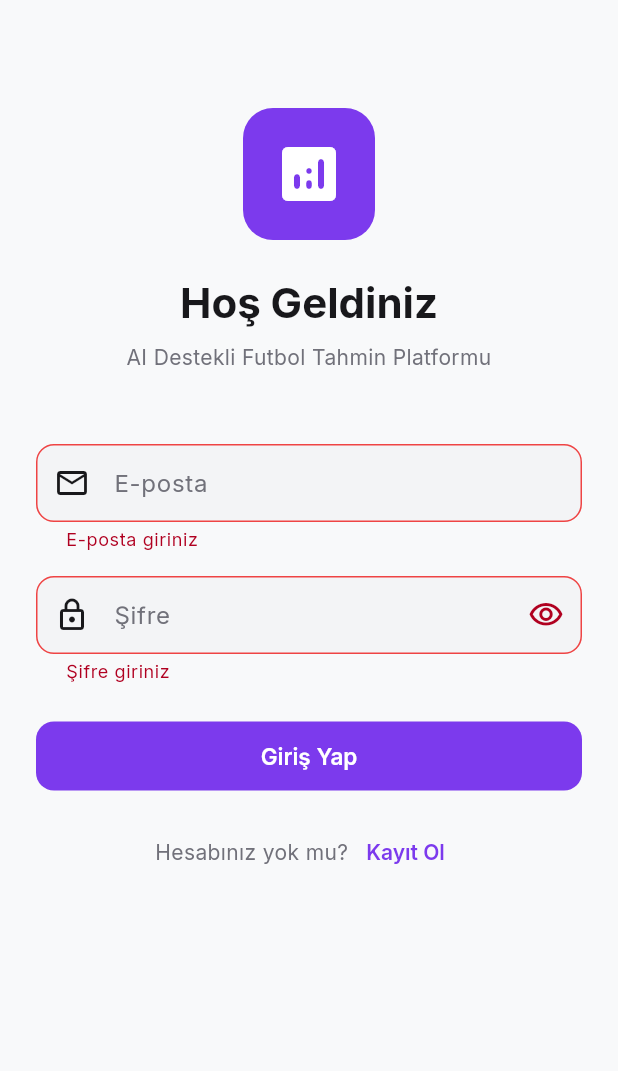
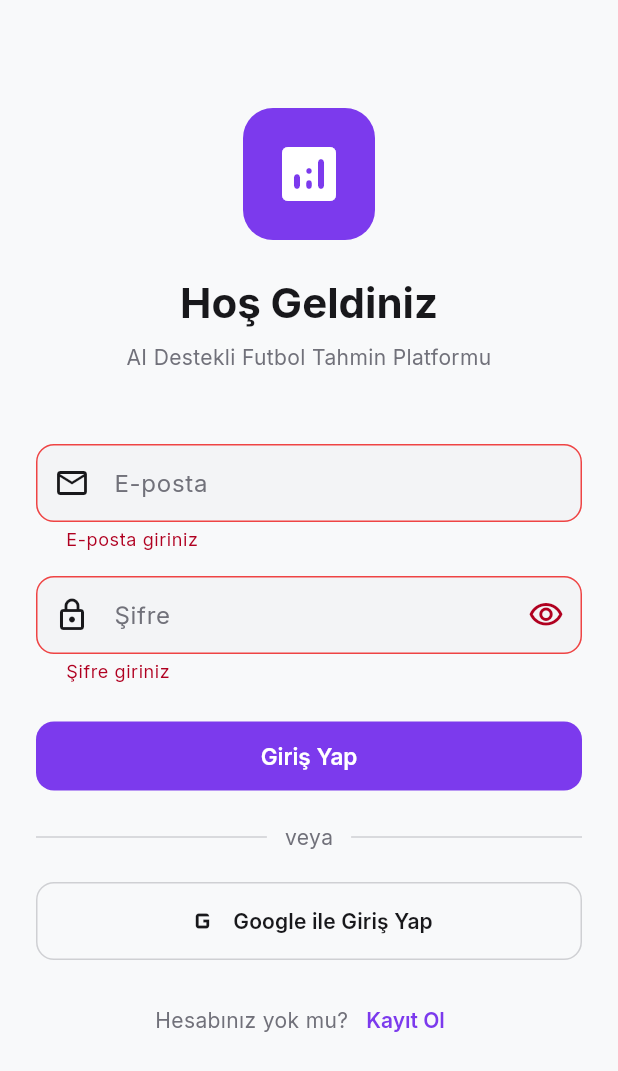
Before and after one commit to p0wz/goalify-ai, a Flutter app: the LoginScreen screen opened by its route, after a tap on "Giriş Yap", on a phone screen of 412 x 824 dp. Shown: the top 1071 px of the screen. Run offline on Flutter 3.47's test engine with Material 3 defaults, Android fonts, the phone set to English and light mode, and no system bars; our stand-ins replace dio, firebase_auth, firebase_core, flutter_animate, flutter_riverpod, flutter_secure_storage and 4 more; accounts and stored records are empty; network calls fail; project files that could hold a hidden picture were left out.

Commit message:
feat: Add Google Sign-In button to login screen UI

```diff
--- a/sentio_app/lib/presentation/screens/auth/login_screen.dart
+++ b/sentio_app/lib/presentation/screens/auth/login_screen.dart
@@ -43,6 +43,28 @@ class _LoginScreenState extends ConsumerState<LoginScreen> {
         ScaffoldMessenger.of(context).showSnackBar(
           SnackBar(
             content: Text(e.toString()),
+            backgroundColor: AppColors.danger,
+          ),
+        );
+      }
+    } finally {
+      if (mounted) setState(() => _isLoading = false);
+    }
+  }
+
+  Future<void> _signInWithGoogle() async {
+    setState(() => _isLoading = true);
+
+    try {
+      final success = await ref.read(authProvider.notifier).signInWithGoogle();
+      if (success && mounted) {
+        context.go('/');
+      }
+    } catch (e) {
+      if (mounted) {
+        ScaffoldMessenger.of(context).showSnackBar(
+          SnackBar(
+            content: Text('Google giriş hatası: ${e.toString()}'),
             backgroundColor: AppColors.danger,
           ),
         );
@@ -152,6 +174,58 @@ class _LoginScreenState extends ConsumerState<LoginScreen> {
                         )
                       : Text(strings.login),
                 ),
+                const SizedBox(height: AppSpacing.xl),
+
+                // Divider
+                Row(
+                  children: [
+                    Expanded(
+                      child: Divider(
+                        color: AppColors.textSecondary(
+                          context,
+                        ).withOpacity(0.3),
+                      ),
+                    ),
+                    Padding(
+                      padding: const EdgeInsets.symmetric(
+                        horizontal: AppSpacing.md,
+                      ),
+                      child: Text(
+                        'veya',
+                        style: TextStyle(
+                          color: AppColors.textSecondary(context),
+                        ),
+                      ),
+                    ),
+                    Expanded(
+                      child: Divider(
+                        color: AppColors.textSecondary(
+                          context,
+                        ).withOpacity(0.3),
+                      ),
+                    ),
+                  ],
+                ),
+                const SizedBox(height: AppSpacing.xl),
+
+                // Google Sign-In Button
+                OutlinedButton.icon(
+                  onPressed: _isLoading ? null : _signInWithGoogle,
+                  icon: Image.network(
+                    'https://www.gstatic.com/firebasejs/ui/2.0.0/images/auth/google.svg',
+                    height: 20,
+                    width: 20,
+                    errorBuilder: (context, error, stackTrace) =>
+                        const Icon(Icons.g_mobiledata, size: 24),
+                  ),
+                  label: const Text('Google ile Giriş Yap'),
+                  style: OutlinedButton.styleFrom(
+                    padding: const EdgeInsets.symmetric(vertical: 14),
+                    side: BorderSide(
+                      color: AppColors.textSecondary(context).withOpacity(0.3),
+                    ),
+                  ),
+                ),
                 const SizedBox(height: AppSpacing.lg),
 
                 // Register Link
```
